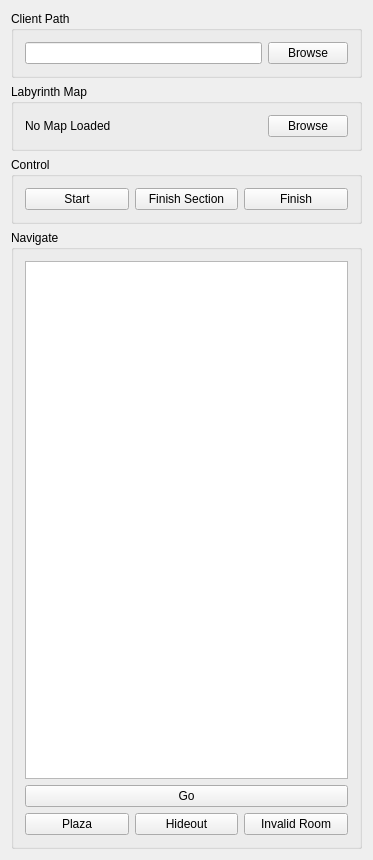
Qt form logsimulator/resources/widget.ui (yznpku/LabCompass) before a commit.
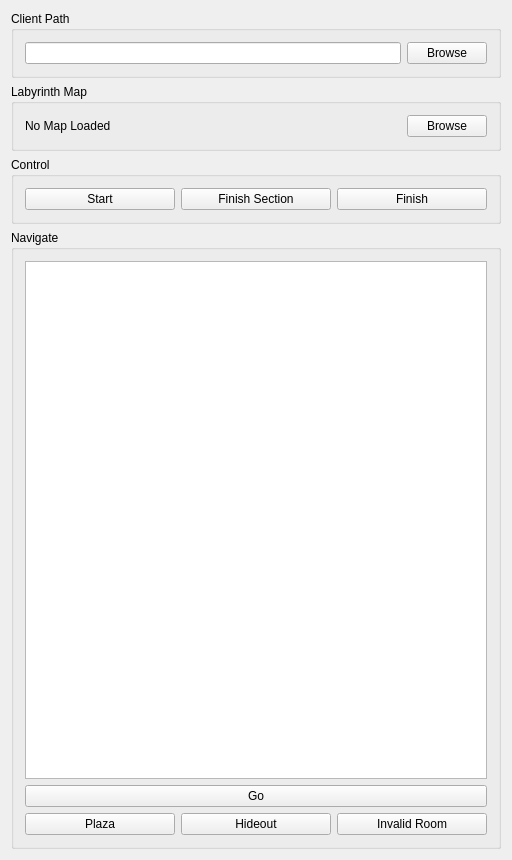
The same form after that commit.

Commit message: Add area code column to room table.

```diff
--- a/logsimulator/resources/widget.ui
+++ b/logsimulator/resources/widget.ui
@@ -6,7 +6,7 @@
    <rect>
     <x>0</x>
     <y>0</y>
-    <width>373</width>
+    <width>512</width>
     <height>860</height>
    </rect>
   </property>
```
The commit also changes 1 other file.
